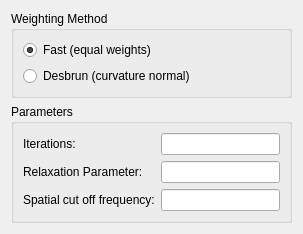
First picture: the form in src/Interface/Modules/Fields/FairMesh.ui, repository SCIInstitute/SCIRun, before the edit.
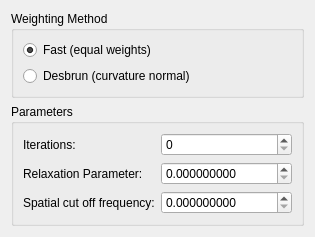
Second picture: the form after the edit.

Commit message: Add FairMesh dialog

What changed in the file:
```diff
--- a/src/Interface/Modules/Fields/FairMesh.ui
+++ b/src/Interface/Modules/Fields/FairMesh.ui
@@ -52,35 +52,49 @@
       <string>Parameters</string>
      </property>
      <layout class="QFormLayout" name="formLayout">
-      <item row="0" column="0">
+      <item row="1" column="0">
        <widget class="QLabel" name="label">
         <property name="text">
          <string>Iterations:</string>
         </property>
        </widget>
       </item>
-      <item row="0" column="1">
-       <widget class="QLineEdit" name="iterationsLineEdit_"/>
-      </item>
-      <item row="1" column="0">
+      <item row="2" column="0">
        <widget class="QLabel" name="label_2">
         <property name="text">
          <string>Relaxation Parameter:</string>
         </property>
        </widget>
       </item>
-      <item row="1" column="1">
-       <widget class="QLineEdit" name="relaxationLineEdit_"/>
-      </item>
-      <item row="2" column="0">
+      <item row="3" column="0">
        <widget class="QLabel" name="label_3">
         <property name="text">
          <string>Spatial cut off frequency:</string>
         </property>
        </widget>
       </item>
+      <item row="1" column="1">
+       <widget class="QSpinBox" name="iterationsSpinBox_"/>
+      </item>
       <item row="2" column="1">
-       <widget class="QLineEdit" name="spatialCutOffLineEdit_"/>
+       <widget class="QDoubleSpinBox" name="relaxationParameterDoubleSpinBox_">
+        <property name="decimals">
+         <number>9</number>
+        </property>
+        <property name="maximum">
+         <double>100000000.000000000000000</double>
+        </property>
+       </widget>
+      </item>
+      <item row="3" column="1">
+       <widget class="QDoubleSpinBox" name="spatialCutOffDoubleSpinBox_">
+        <property name="decimals">
+         <number>9</number>
+        </property>
+        <property name="maximum">
+         <double>1000000.000000000000000</double>
+        </property>
+       </widget>
       </item>
      </layout>
     </widget>
```
Left out of the diff: 4 changed lines with no effect on the pictures. The commit also changes 8 other files.
